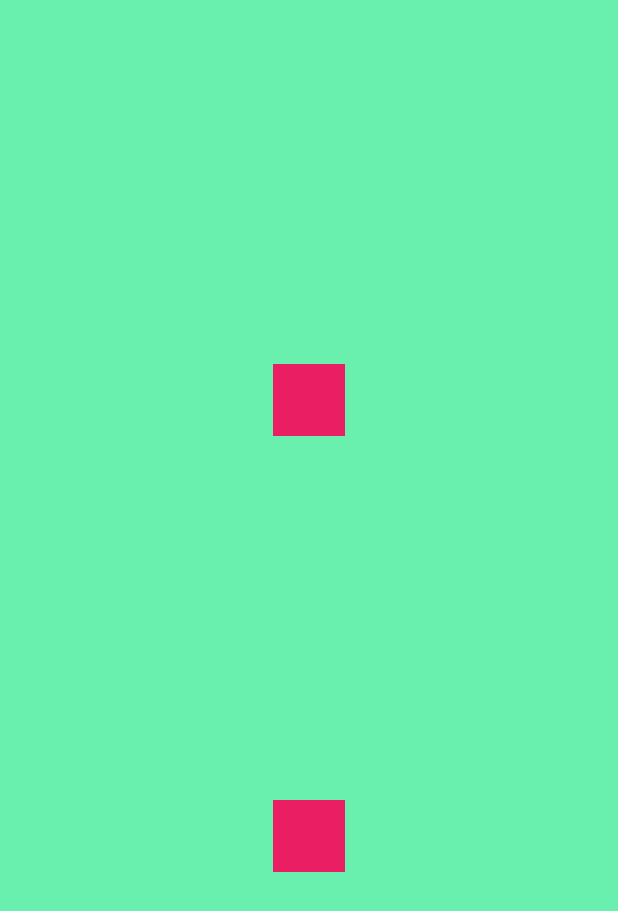
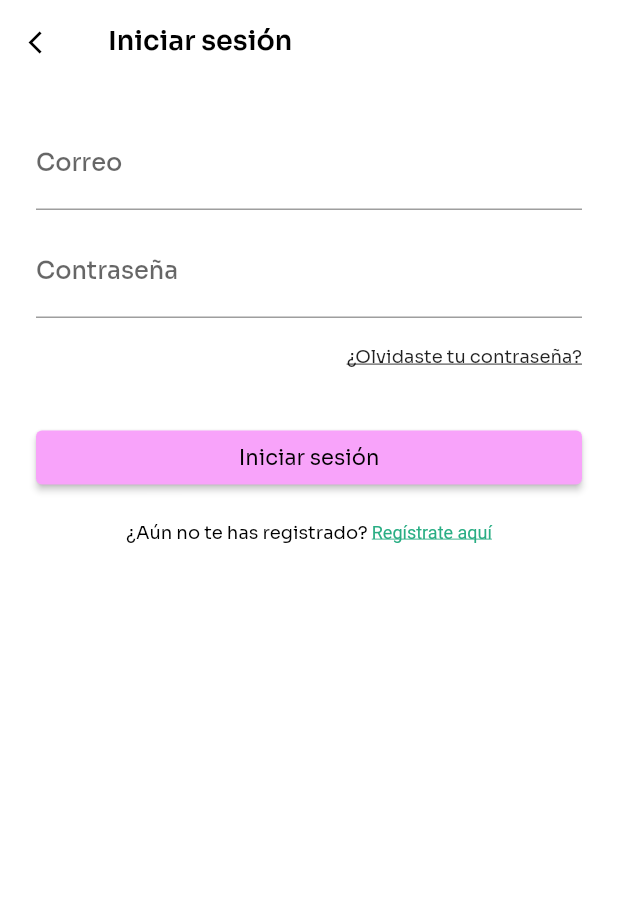
Before and after one commit to Patronaje-A-Medida/PatronajeMobileApp, a Flutter app: the SignInPage screen opened directly, on a phone screen of 412 x 824 dp. Shown: the top 911 px of the screen. Run offline on Flutter 3.47's test engine with Material 2 defaults, Android fonts, the phone set to English and light mode, and no system bars; our stand-ins replace camera, dio, hive, hive_flutter; accounts and stored records are empty.

Commit message:
#6 diseño y logica de vista sign-in

```diff
--- a/lib/presentation/app_widget.dart
+++ b/lib/presentation/app_widget.dart
@@ -1,5 +1,6 @@
 import 'package:flutter/material.dart';
 import 'package:patronaje_mobile_app/business/auth/auth_provider.dart';
+import 'package:patronaje_mobile_app/business/shared/sign_in_form_provider.dart';
 import 'package:patronaje_mobile_app/business/shared/sign_up_form_provider.dart';
 import 'package:patronaje_mobile_app/business/shared/user_local_data_provider.dart';
 import 'package:patronaje_mobile_app/domain/utils/themes/color_theme.dart';
@@ -20,6 +21,7 @@ class AppWidget extends StatelessWidget {
         ChangeNotifierProvider(create: (_) => SignUpFormProvider()),
         ChangeNotifierProvider(
             create: (_) => UserLocalDataProvider(UserLocalDataRepository())),
+        Provider(create: (_) => SignInFormProvider()),
       ],
       child: MaterialApp(
         title: 'PRY2021251',
@@ -52,7 +54,7 @@ class AppWidget extends StatelessWidget {
             secondaryVariant: Palette.green.shade700,
           ),
           visualDensity: VisualDensity.standard,
-          canvasColor: Palette.pink,
+          canvasColor: Colors.white,
           errorColor: Colors.red,
           elevatedButtonTheme: ElevatedButtonThemeData(
             style: ElevatedButton.styleFrom(
--- a/lib/presentation/sign_in/sign_in_page.dart
+++ b/lib/presentation/sign_in/sign_in_page.dart
@@ -1,30 +1,41 @@
 import 'package:flutter/material.dart';
+import 'package:patronaje_mobile_app/presentation/sign_in/widgets/sign_in_form.dart';
 
 class SignInPage extends StatelessWidget {
   const SignInPage({Key? key}) : super(key: key);
 
   @override
   Widget build(BuildContext context) {
-    return Scaffold(
-      body: SafeArea(
-        child: Container(
-          width: double.infinity,
-          color: Colors.greenAccent,
-          child: Column(
-            mainAxisAlignment: MainAxisAlignment.spaceEvenly,
-            crossAxisAlignment: CrossAxisAlignment.center,
-            children: [
-              Container(
-                width: 48,
-                height: 48,
-                color: Colors.pink,
-              ),
-              Container(
-                width: 48,
-                height: 48,
-                color: Colors.pink,
-              ),
-            ],
+    return GestureDetector(
+      onTap: () => FocusManager.instance.primaryFocus?.unfocus(),
+      child: Scaffold(
+        appBar: AppBar(
+          title: const Text(
+            'Iniciar sesión',
+            style: TextStyle(
+              fontSize: 18,
+              fontWeight: FontWeight.w600,
+            ),
+          ),
+          backgroundColor: Colors.white,
+          foregroundColor: Colors.black,
+          leading: IconButton(
+            icon: const Icon(
+              Icons.arrow_back_ios,
+              size: 18,
+            ),
+            onPressed: () {
+              Navigator.pop(context);
+            },
+          ),
+          elevation: 0,
+        ),
+        body: SafeArea(
+          child: Container(
+            color: Colors.white,
+            padding: const EdgeInsets.all(24),
+            width: double.infinity,
+            child: const SignInForm(),
           ),
         ),
       ),
--- /dev/null
+++ b/lib/presentation/sign_in/widgets/sign_in_form.dart
@@ -0,0 +1,150 @@
+import 'package:flutter/gestures.dart';
+import 'package:flutter/material.dart';
+import 'package:patronaje_mobile_app/business/auth/auth_provider.dart';
+import 'package:patronaje_mobile_app/business/shared/sign_in_form_provider.dart';
+import 'package:patronaje_mobile_app/business/shared/user_local_data_provider.dart';
+import 'package:patronaje_mobile_app/domain/handlers/exceptions/general_exception.dart';
+import 'package:patronaje_mobile_app/domain/utils/enums/general_enums.dart';
+import 'package:patronaje_mobile_app/domain/utils/themes/color_theme.dart';
+import 'package:patronaje_mobile_app/presentation/home/home_page.dart';
+import 'package:patronaje_mobile_app/presentation/shared/custom_snackbar.dart';
+import 'package:patronaje_mobile_app/presentation/shared/filled_primary_button.dart';
+import 'package:patronaje_mobile_app/presentation/shared/loading_primary_button.dart';
+import 'package:patronaje_mobile_app/presentation/shared/transition_page_route.dart';
+import 'package:patronaje_mobile_app/presentation/sign_up/sign_up_page.dart';
+import 'package:provider/provider.dart';
+
+class SignInForm extends StatelessWidget {
+  const SignInForm({Key? key}) : super(key: key);
+
+  @override
+  Widget build(BuildContext context) {
+    final _formKey = GlobalKey<FormState>();
+    return Consumer2<AuthProvider, SignInFormProvider>(
+        builder: (context, authProvider, formProvider, child) {
+      return Form(
+        key: _formKey,
+        child: Column(
+          children: [
+            Padding(
+              padding: const EdgeInsets.only(bottom: 12.0),
+              child: TextFormField(
+                autovalidateMode: AutovalidateMode.onUserInteraction,
+                decoration: const InputDecoration(
+                  labelText: 'Correo',
+                  labelStyle: TextStyle(fontWeight: FontWeight.w500),
+                ),
+                autocorrect: false,
+                keyboardType: TextInputType.emailAddress,
+                onChanged: (value) => formProvider.buildUserLogin(email: value),
+                validator: (value) => formProvider.validateEmail(value),
+              ),
+            ),
+            Padding(
+              padding: const EdgeInsets.only(bottom: 12.0),
+              child: TextFormField(
+                autovalidateMode: AutovalidateMode.onUserInteraction,
+                decoration: const InputDecoration(
+                  labelText: 'Contraseña',
+                  labelStyle: TextStyle(fontWeight: FontWeight.w500),
+                ),
+                autocorrect: false,
+                obscureText: true,
+                onChanged: (value) =>
+                    formProvider.buildUserLogin(password: value),
+                validator: (value) => formProvider.validatePassword(value),
+              ),
+            ),
+            Padding(
+              padding: const EdgeInsets.only(top: 6.0, bottom: 12.0),
+              child: Row(
+                mainAxisAlignment: MainAxisAlignment.end,
+                children: const [
+                  Text(
+                    '¿Olvidaste tu contraseña?',
+                    textAlign: TextAlign.end,
+                    style: TextStyle(
+                      decoration: TextDecoration.underline,
+                      fontSize: 12.0,
+                    ),
+                  ),
+                ],
+              ),
+            ),
+            const SizedBox(height: 24),
+            authProvider.isLoading
+                ? const LoadingPrimaryButton(minimunSize: Size.fromHeight(36))
+                : FilledPrimaryButton(
+                    text: 'Iniciar sesión',
+                    minimunSize: const Size.fromHeight(36),
+                    onPressed: () async {
+                      FocusManager.instance.primaryFocus?.unfocus();
+
+                      if (!_formKey.currentState!.validate()) return;
+                      try {
+                        final result =
+                            await authProvider.signIn(formProvider.userLogin);
+
+                        Provider.of<UserLocalDataProvider>(context,
+                                listen: false)
+                            .updateUser(result);
+
+                        Navigator.pushAndRemoveUntil(
+                          context,
+                          TransitionPageRoute(
+                              child: const HomePage(),
+                              direction: AxisDirection.up),
+                          ModalRoute.withName(''),
+                        );
+                      } on GeneralException catch (_) {
+                        ScaffoldMessenger.of(context).showSnackBar(
+                          makeSnackBar(
+                            type: AlertType.error,
+                            message: 'Correo o contraseña inválidas.',
+                          ),
+                        );
+                      }
+                    },
+                  ),
+            Padding(
+              padding: const EdgeInsets.only(top: 18.0),
+              /*child: Text(
+                '¿Aún no te has registrado? Registrate aquí',
+                textAlign: TextAlign.end,
+                style: TextStyle(
+                  //decoration: TextDecoration.underline,
+                  fontSize: 12.0,
+                ),*/
+              child: RichText(
+                text: TextSpan(
+                  style: const TextStyle(
+                    fontSize: 12.0,
+                    color: Colors.black,
+                    fontFamily: 'Sora',
+                  ),
+                  children: [
+                    const TextSpan(text: '¿Aún no te has registrado? '),
+                    TextSpan(
+                        text: 'Regístrate aquí',
+                        style: TextStyle(
+                            decoration: TextDecoration.underline,
+                            color: Theme.of(context).colorScheme.secondary),
+                        recognizer: TapGestureRecognizer()
+                          ..onTap = () {
+                            Navigator.pushReplacement(
+                              context,
+                              TransitionPageRoute(
+                                  child: const SignUpPage(),
+                                  direction: AxisDirection.left),
+                            );
+                          }),
+                  ],
+                ),
+              ),
+            ),
+          ],
+        ),
+      );
+    });
+  }
+}
--- a/lib/presentation/welcome/welcome_page.dart
+++ b/lib/presentation/welcome/welcome_page.dart
@@ -2,8 +2,8 @@ import 'package:flutter/material.dart';
 import 'package:patronaje_mobile_app/presentation/shared/filled_primary_button.dart';
 import 'package:patronaje_mobile_app/presentation/shared/outlined_secondary_button.dart';
 import 'package:patronaje_mobile_app/presentation/shared/transition_page_route.dart';
+import 'package:patronaje_mobile_app/presentation/sign_in/sign_in_page.dart';
 import 'package:patronaje_mobile_app/presentation/sign_up/sign_up_page.dart';
-import 'package:patronaje_mobile_app/presentation/user_instructions/instructions_screen.dart';
 
 class WelcomePage extends StatelessWidget {
   const WelcomePage({Key? key}) : super(key: key);
@@ -61,12 +61,13 @@ class WelcomePage extends StatelessWidget {
                     onPressed: () {
                       Navigator.of(context).push(
                         TransitionPageRoute(
-                          child: Instructions(),
+                          child: const SignInPage(),
                           direction: AxisDirection.left,
                         ),
                       );
                     },
                   ),
+                  const SizedBox(height: 12),
                   OutlinedSecondaryButton(
                     text: 'Regístrate',
                     minimunSize: const Size.fromHeight(36),
```
Also changed, not shown: lib/presentation/home/home_page.dart (+11 -1 lines).
